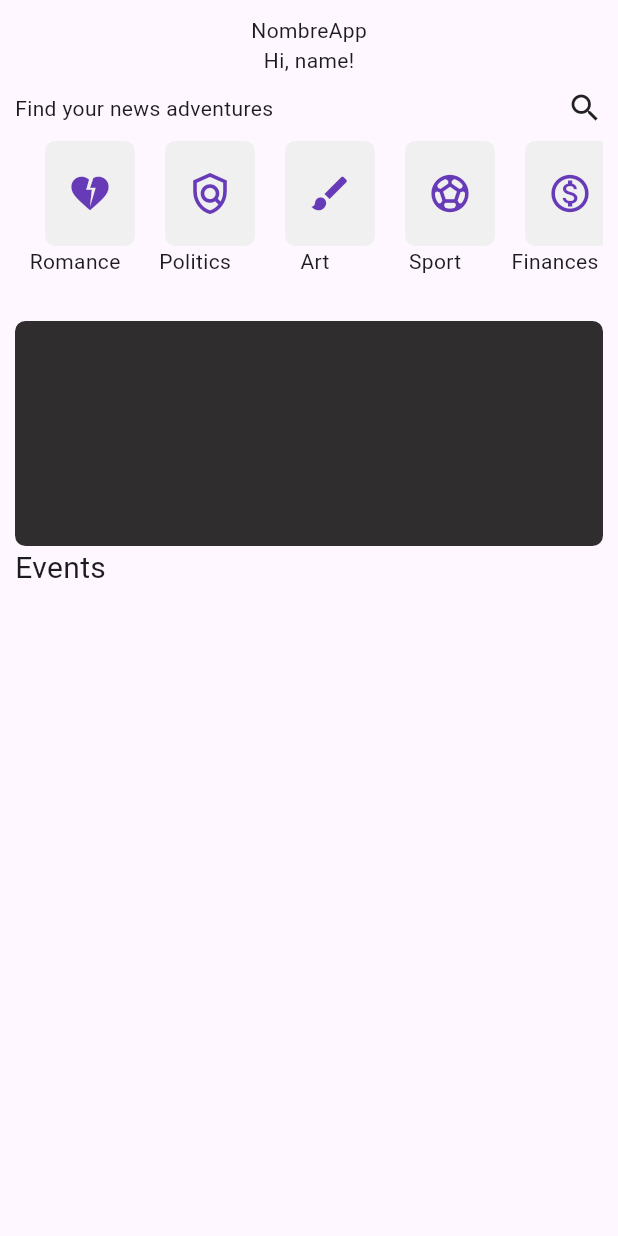
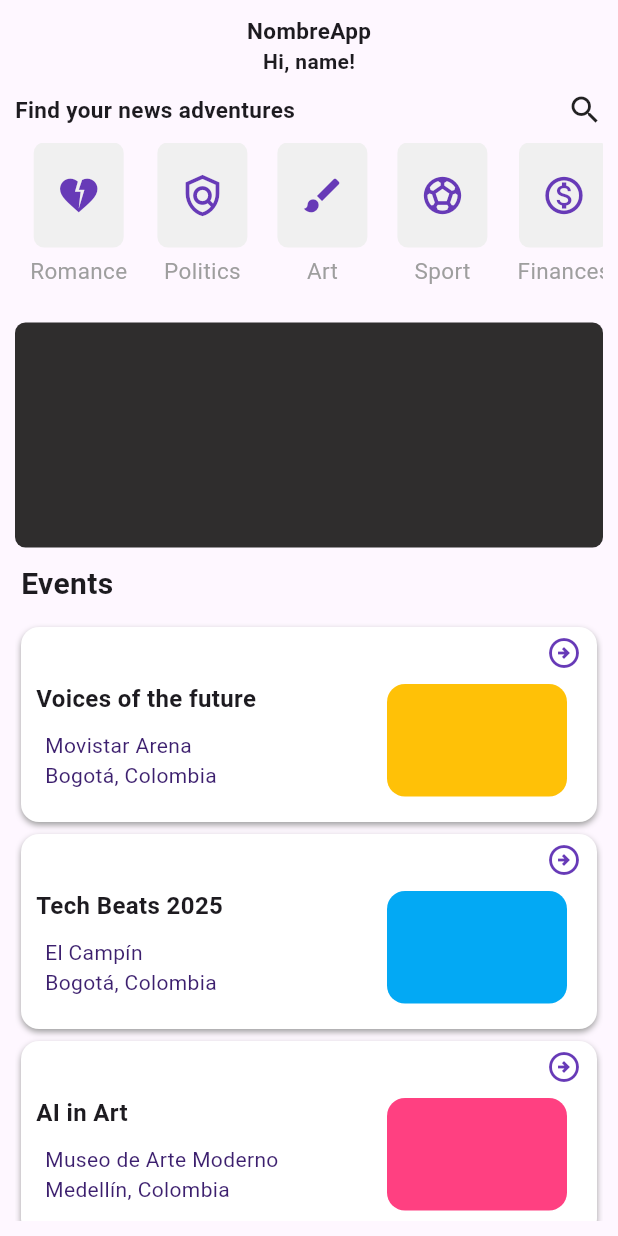
Before and after one commit to ana03ap/f_project1_movil, a Flutter app: the screen it shows after launch, on a phone screen of 412 x 824 dp. Run offline on Flutter 3.47's test engine with Material 3 defaults, Android fonts, the phone set to English and light mode, and no system bars; our stand-ins replace get, google_fonts, internet_connection_checker_plus, loggy.

Commit message:
adding google fonts, padding and textstyle

```diff
--- a/lib/main.dart
+++ b/lib/main.dart
@@ -1,6 +1,7 @@
 import 'package:f_web_service_random_user_template/presentation/pages/startpage.dart';
 import 'package:flutter/material.dart';
 import 'package:get/get.dart';
+import 'package:google_fonts/google_fonts.dart';
 
 void main() {
   runApp(const MyApp());
@@ -13,9 +14,9 @@ class MyApp extends StatelessWidget {
   Widget build(BuildContext context) {
     return GetMaterialApp(
       title: 'Conference Management App',
+      debugShowCheckedModeBanner: false,
       theme: ThemeData(
-        primarySwatch: Colors.purple,
-        //fontFamily: 'LeagueSpartan',
+        textTheme: GoogleFonts.leagueSpartanTextTheme(),
       ),
       home: const Startpage(),
     );
--- a/lib/presentation/pages/startpage.dart
+++ b/lib/presentation/pages/startpage.dart
@@ -1,6 +1,4 @@
 import 'package:flutter/material.dart';
-import 'package:get/get_connect/http/src/utils/utils.dart';
-//import 'package:get/get.dart';
 
 class Startpage extends StatelessWidget {
   const Startpage({Key? key}) : super(key: key);
@@ -12,15 +10,14 @@ class Startpage extends StatelessWidget {
         padding: const EdgeInsets.all(10.0),
         child: Column(
           children: [
-                Center(
+            const Center(
               child: Column(
-                    children: const [
-                      Text(
-                        "NombreApp",
-                      ),
-                      Text(
-                        "Hi, name!",
-                      ),
+                children: [
+                  Text("NombreApp",
+                      style:
+                          TextStyle(fontWeight: FontWeight.bold, fontSize: 15)),
+                  Text("Hi, name!",
+                      style: TextStyle(fontWeight: FontWeight.bold)),
                 ],
               ),
             ),
@@ -28,10 +25,11 @@ class Startpage extends StatelessWidget {
             const Row(
               mainAxisAlignment: MainAxisAlignment.spaceBetween,
               children: [
-                    Text(
-                      "Find your news adventures",
-                    ),
-                    Icon(Icons.search)
+                Text("Find your news adventures",
+                    style:
+                        //podria ser algo comun
+                        TextStyle(fontWeight: FontWeight.bold, fontSize: 15)),
+                Icon(Icons.search),
               ],
             ),
             Container(
@@ -48,34 +46,59 @@ class Startpage extends StatelessWidget {
                   ContainerIconwithText(
                       icon: Icons.sports_soccer_sharp, label: "Sport"),
                   ContainerIconwithText(
-                          icon: Icons.monetization_on_outlined,
-                          label: "Finances"),
-                      ContainerIconwithText(
-                          icon: Icons.science, label: "Science"),
-                      ContainerIconwithText(
-                          icon: Icons.history, label: "History"),
+                      icon: Icons.monetization_on_outlined, label: "Finances"),
+                  ContainerIconwithText(icon: Icons.science, label: "Science"),
+                  ContainerIconwithText(icon: Icons.history, label: "History"),
                 ],
               ),
             ),
+            // Hacer la imagen en canva
             Container(
               width: 400,
               height: 150,
               decoration: const BoxDecoration(
                 color: Color.fromARGB(249, 42, 40, 40),
                 borderRadius: BorderRadius.all(Radius.circular(7)),
-                    )),
+              ),
+            ),
             const Align(
                 alignment: Alignment.centerLeft,
+                child: Padding(
+                  padding: EdgeInsets.only(left: 4, top: 10),
                   child: Text(
                     "Events",
-                    style: TextStyle(
-                      //fontFamily: 'LeagueSpartan',
-                      fontSize: 20,
+                    style: TextStyle(fontSize: 20, fontWeight: FontWeight.bold),
+                  ),
+                )),
+            const SizedBox(height: 10),
+            Expanded(
+              child: ListView(
+                children: const [
+                  EventCard(
+                    title: "Voices of the future",
+                    locationName: "Movistar Arena",
+                    locationPlace: "Bogotá, Colombia",
+                    imageColor: Colors.amber,
+                  ),
+                  EventCard(
+                    title: "Tech Beats 2025",
+                    locationName: "El Campín",
+                    locationPlace: "Bogotá, Colombia",
+                    imageColor: Colors.lightBlue,
+                  ),
+                  EventCard(
+                    title: "AI in Art",
+                    locationName: "Museo de Arte Moderno",
+                    locationPlace: "Medellín, Colombia",
+                    imageColor: Colors.pinkAccent,
+                  ),
+                ],
               ),
             ),
-                )
           ],
-            )));
+        ),
+      ),
+    );
   }
 }
 
@@ -91,10 +114,12 @@ class ContainerIconwithText extends StatelessWidget {
 
   @override
   Widget build(BuildContext context) {
-    return Column(
+    return Padding(
+      padding: const EdgeInsets.symmetric(horizontal: 10),
+      child: Column(
+        mainAxisSize: MainAxisSize.min,
         children: [
           Container(
-          margin: const EdgeInsets.only(left: 20),
             width: 60,
             height: 70,
             decoration: const BoxDecoration(
@@ -102,13 +127,115 @@ class ContainerIconwithText extends StatelessWidget {
               borderRadius: BorderRadius.all(Radius.circular(7)),
             ),
             child: Center(
-            child: Icon(icon, color: Colors.deepPurple, size: 30),
+              child: Icon(
+                icon,
+                color: Colors.deepPurple,
+                size: 30,
               ),
             ),
+          ),
+          const SizedBox(height: 5),
           Text(
             label,
+            style: const TextStyle(fontSize: 15, color: Colors.grey),
+            textAlign: TextAlign.center,
           ),
         ],
+      ),
     );
   }
 }
+
+class EventCard extends StatelessWidget {
+  final String title;
+  final String locationName;
+  final String locationPlace;
+  final Color imageColor;
+
+  const EventCard({
+    super.key,
+    required this.title,
+    required this.locationName,
+    required this.locationPlace,
+    required this.imageColor,
+  });
+
+  @override
+  Widget build(BuildContext context) {
+    return Container(
+      margin: const EdgeInsets.all(4),
+      width: 370,
+      height: 130,
+      decoration: BoxDecoration(
+        color: Colors.white,
+        borderRadius: BorderRadius.circular(12),
+        boxShadow: const [
+          BoxShadow(
+            color: Colors.grey,
+            blurRadius: 3,
+            offset: Offset(0, 2),
+          ),
+        ],
+      ),
+      child: Column(
+        children: [
+          Container(
+            alignment: Alignment.topRight,
+            child: const Padding(
+              padding: EdgeInsets.only(right: 10.0, top: 5),
+              child: Icon(
+                Icons.arrow_circle_right_outlined,
+                color: Colors.deepPurple,
+              ),
+            ),
+          ),
+          Padding(
+            padding: const EdgeInsets.only(left: 10, right: 10, top: 7),
+            child: Row(
+              mainAxisAlignment: MainAxisAlignment.spaceBetween,
+              children: [
+                Column(
+                  crossAxisAlignment: CrossAxisAlignment.start,
+                  children: [
+                    Text(title,
+                        style: const TextStyle(
+                            fontWeight: FontWeight.bold, fontSize: 16)),
+                    const SizedBox(height: 4),
+                    Padding(
+                      padding: const EdgeInsets.all(6),
+                      child: Column(
+                        crossAxisAlignment: CrossAxisAlignment.start,
+                        children: [
+                          Text(
+                            locationName,
+                            style: const TextStyle(
+                                color: Color.fromARGB(255, 60, 31, 110)),
+                          ),
+                          Text(
+                            locationPlace,
+                            style: const TextStyle(
+                                color: Color.fromARGB(255, 60, 31, 110)),
+                          ),
+                        ],
+                      ),
+                    ),
+                  ],
+                ),
+                Container(
+                  // aqui va imagen de cada evento, realizarla!
+                  width: 120,
+                  height: 75,
+                  margin: const EdgeInsets.only(right: 10),
+                  decoration: BoxDecoration(
+                    color: imageColor,
+                    borderRadius: BorderRadius.circular(12),
+                  ),
+                ),
+              ],
+            ),
+          ),
+        ],
+      ),
+    );
+  }
+}
--- a/pubspec.yaml
+++ b/pubspec.yaml
@@ -27,9 +27,11 @@ environment:
 # dependencies can be manually updated by changing the version numbers below to
 # the latest version available on pub.dev. To see which dependencies have newer
 # versions available, run `flutter pub outdated`.
+
 dependencies:
   flutter:
     sdk: flutter
+  google_fonts: ^6.2.1
   get: ^4.7.2
   http: ^1.3.0
   loggy: ^2.0.3
```
Also changed, not shown: pubspec.lock, 1 other file. Lines whose indentation alone changed are shown as unchanged.
